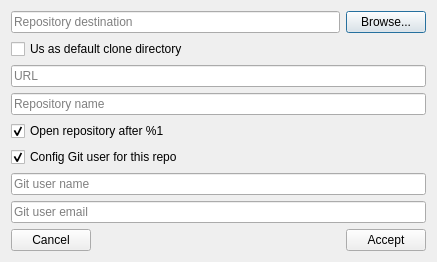
The window that app/dialogs/src/CreateRepoDlg.ui (francescmaestre/GitQlient) describes before a commit, drawn with Qt 5.
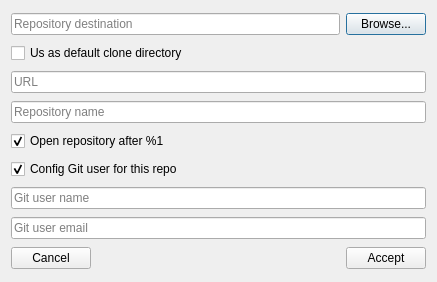
The same window after the commit. Custom widgets are drawn as their Qt base class.

```diff
--- a/app/dialogs/src/CreateRepoDlg.ui
+++ b/app/dialogs/src/CreateRepoDlg.ui
@@ -7,7 +7,7 @@
     <x>0</x>
     <y>0</y>
     <width>437</width>
-    <height>256</height>
+    <height>282</height>
    </rect>
   </property>
   <property name="windowTitle">
```
Left out of the diff: 4 changed lines with no effect on the pictures.
